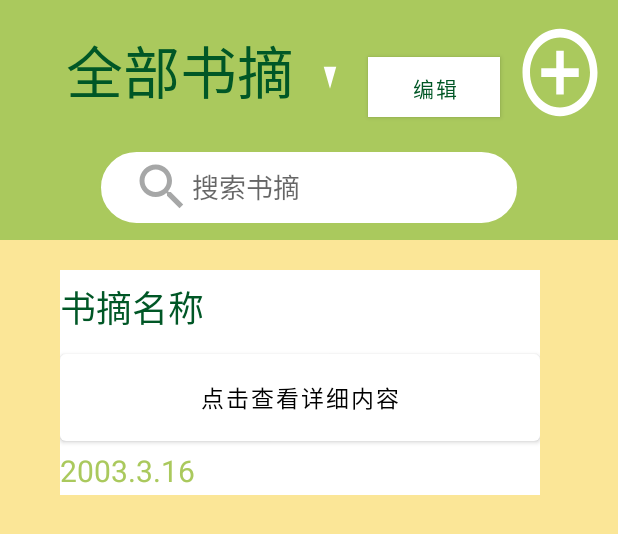
After one commit to muxi-mini-project/2021-Library-Android, an Android app: the layout book_zhai.xml on its own in the app's theme, with its tools: preview values and no code run, on a phone screen of 412 x 824 dp. The commit adds this screen. Shown: the top 534 px of the screen. Run offline under Robolectric (Android 15) with nearby library versions, the phone set to English and light mode, and no system bars.

Commit message:
登录和设置和书摘界面

```diff
--- /dev/null
+++ b/app/src/main/res/drawable/ic_baseline_add_circle_outline_24.xml
@@ -0,0 +1,5 @@
+<vector android:height="24dp" android:tint="#005726"
+    android:viewportHeight="24" android:viewportWidth="24"
+    android:width="24dp" xmlns:android="http://schemas.android.com/apk/res/android">
+    <path android:fillColor="@android:color/white" android:pathData="M13,7h-2v4L7,11v2h4v4h2v-4h4v-2h-4L13,7zM12,2C6.48,2 2,6.48 2,12s4.48,10 10,10 10,-4.48 10,-10S17.52,2 12,2zM12,20c-4.41,0 -8,-3.59 -8,-8s3.59,-8 8,-8 8,3.59 8,8 -3.59,8 -8,8z"/>
+</vector>
--- /dev/null
+++ b/app/src/main/res/drawable/ic_baseline_search_24.xml
@@ -0,0 +1,5 @@
+<vector android:height="24dp" android:tint="#A6A7A7"
+    android:viewportHeight="24" android:viewportWidth="24"
+    android:width="24dp" xmlns:android="http://schemas.android.com/apk/res/android">
+    <path android:fillColor="@android:color/white" android:pathData="M15.5,14h-0.79l-0.28,-0.27C15.41,12.59 16,11.11 16,9.5 16,5.91 13.09,3 9.5,3S3,5.91 3,9.5 5.91,16 9.5,16c1.61,0 3.09,-0.59 4.23,-1.57l0.27,0.28v0.79l5,4.99L20.49,19l-4.99,-5zM9.5,14C7.01,14 5,11.99 5,9.5S7.01,5 9.5,5 14,7.01 14,9.5 11.99,14 9.5,14z"/>
+</vector>
--- /dev/null
+++ b/app/src/main/res/drawable/search.xml
@@ -0,0 +1,7 @@
+<?xml version="1.0" encoding="utf-8"?>
+<shape xmlns:android="http://schemas.android.com/apk/res/android">
+<solid android:color="@color/white"/>
+    <corners android:radius="30dp"/>
+    <stroke android:color="@color/basic_green"
+         android:width="1dp"/>
+</shape>
--- /dev/null
+++ b/app/src/main/res/drawable/search_edit_text.xml
@@ -0,0 +1,4 @@
+<?xml version="1.0" encoding="utf-8"?>
+<shape xmlns:android="http://schemas.android.com/apk/res/android">
+<solid android:color="@color/white"/>
+</shape>
--- a/app/src/main/res/layout/activity_main.xml
+++ b/app/src/main/res/layout/activity_main.xml
@@ -37,8 +37,8 @@
         android:layout_height="50dp"
         android:layout_marginTop="50dp"
         android:text="登录"
-        android:textColor="#FFFFFF"
-        android:background="@drawable/load_button"
+        android:textColor="@color/black"
+        android:background="@drawable/resign_button"
         android:onClick="onClick"
         />
 
@@ -48,7 +48,7 @@
         android:layout_height="50dp"
         android:layout_marginTop="20dp"
         android:text="注册"
-        android:textColor="#FFFFFF"
+        android:textColor="@color/black"
         android:background="@drawable/resign_button"
         />
 
--- /dev/null
+++ b/app/src/main/res/layout/book_zhai.xml
@@ -0,0 +1,126 @@
+<?xml version="1.0" encoding="utf-8"?>
+<LinearLayout
+    xmlns:android="http://schemas.android.com/apk/res/android"
+    xmlns:app="http://schemas.android.com/apk/res-auto"
+    android:orientation="vertical"
+    android:background="@color/yellow"
+    android:layout_width="match_parent"
+    android:layout_height="match_parent">
+
+    <LinearLayout
+        android:layout_width="match_parent"
+        android:layout_height="90dp"
+        android:background="@color/basic_green"
+        android:orientation="horizontal"
+        >
+        <TextView
+            android:id="@+id/book_extract"
+            android:layout_marginLeft="30dp"
+            android:layout_width="180dp"
+            android:layout_height="70dp"
+            android:layout_marginTop="12dp"
+            android:text="全部书摘"
+            android:textSize="38sp"
+            android:gravity="center"
+            android:textColor="@color/deep_green"
+            />
+        <Button
+            android:id="@+id/chose"
+            android:layout_width="20dp"
+            android:layout_height="70dp"
+            android:background="@drawable/ic_baseline_arrow_drop_down_24"
+            android:gravity="center"
+            android:layout_marginTop="5dp"
+            />
+
+        <Button
+            android:id="@+id/edit"
+            android:layout_marginTop="14dp"
+            android:layout_marginLeft="15dp"
+            android:layout_width="wrap_content"
+            android:layout_height="40dp"
+            android:text="编辑"
+            android:gravity="center"
+            android:textSize="14sp"
+            android:textColor="@color/deep_green"
+            android:background="#FFFFFF"
+            />
+
+        <Button
+            android:id="@+id/add"
+            android:layout_width="60dp"
+            android:layout_height="70dp"
+            android:layout_marginTop="3dp"
+            android:layout_marginLeft="10dp"
+            android:background="@drawable/ic_baseline_add_circle_outline_24"
+            />
+    </LinearLayout>
+
+    <LinearLayout
+        android:layout_width="match_parent"
+        android:layout_height="70dp"
+        android:background="@color/basic_green"
+        android:orientation="horizontal"
+        android:gravity="center"
+        >
+
+        <LinearLayout
+            android:orientation="horizontal"
+            android:background="@drawable/search"
+            android:layout_width="280dp"
+            android:layout_height="50dp">
+            <ImageView
+                android:id="@+id/image_search"
+                android:layout_width="40dp"
+                android:layout_height="40dp"
+                android:layout_marginLeft="22dp"
+                android:layout_gravity="center"
+                android:background="@drawable/ic_baseline_search_24"
+                />
+            <EditText
+                android:id="@+id/book_search"
+                android:layout_width="200dp"
+                android:layout_height="40dp"
+                android:layout_gravity="center"
+                android:hint="搜索书摘"
+                android:background="@color/white"
+                />
+        </LinearLayout>
+    </LinearLayout>
+<LinearLayout
+    android:layout_width="320dp"
+    android:layout_height="150dp"
+    android:orientation="vertical"
+    android:layout_marginLeft="40dp"
+    android:layout_marginTop="20dp"
+    android:background="@color/white"
+    >
+    <TextView
+        android:id="@+id/book_extract_name"
+        android:layout_width="wrap_content"
+        android:layout_height="50dp"
+        android:text="书摘名称"
+        android:textColor="@color/deep_green"
+        android:gravity="center"
+        android:textSize="24sp"
+        />
+    <Button
+        android:id="@+id/book_extract_context"
+        android:layout_width="match_parent"
+        android:layout_height="70dp"
+        android:text="点击查看详细内容"
+        android:textSize="15sp"
+        android:textColor="@color/black"
+        android:gravity="center"
+        />
+    <TextView
+        android:id="@+id/date"
+        android:layout_width="match_parent"
+        android:layout_height="30dp"
+        android:textColor="@color/basic_green"
+        android:text="2003.3.16"
+        android:textSize="20sp"
+        />
+</LinearLayout>
+
+</LinearLayout>
--- a/app/src/main/res/layout/zhu_ce.xml
+++ b/app/src/main/res/layout/zhu_ce.xml
@@ -184,7 +184,6 @@
          android:text="用户须知"
          />
 
-
     </LinearLayout>
 
 
--- a/app/src/main/res/values/themes.xml
+++ b/app/src/main/res/values/themes.xml
@@ -2,7 +2,7 @@
     <!-- Base application theme. -->
     <style name="Theme.Library" parent="Theme.MaterialComponents.DayNight.DarkActionBar">
         <!-- Primary brand color. -->
-        <item name="colorPrimary">#AED374</item>
+        <item name="colorPrimary">#FFFFFF</item>
         <item name="colorPrimaryVariant">#AED374</item>
         <item name="colorOnPrimary">@color/white</item>
         <!-- Secondary brand color. -->
```
